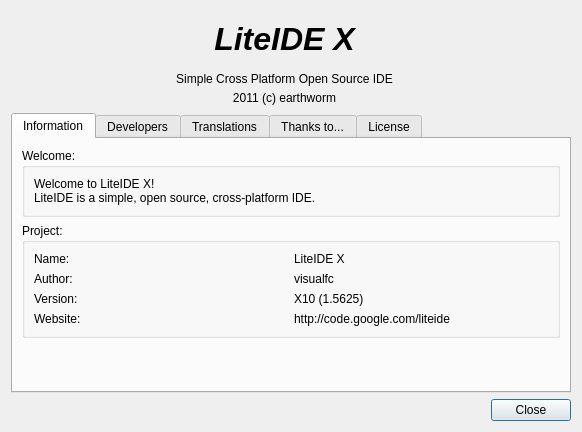
Above: liteidex/src/liteapp/aboutdialog.ui from seanxyh/liteide before the change. Below: the same form after it.
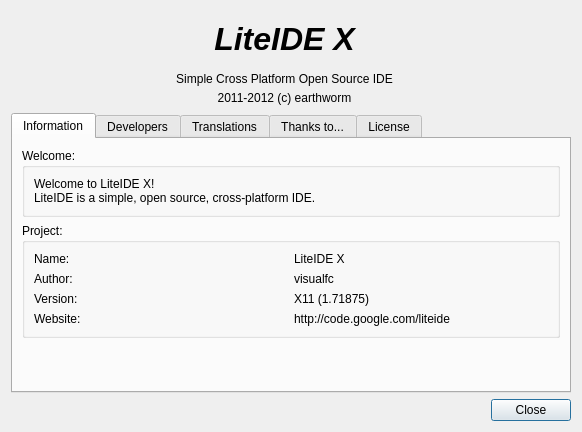
That is the form after the change. Icons and pictures are not drawn.

```diff
--- a/liteidex/src/liteapp/aboutdialog.ui
+++ b/liteidex/src/liteapp/aboutdialog.ui
@@ -67,7 +67,7 @@
        <item>
         <widget class="QLabel" name="label_9">
          <property name="text">
-          <string notr="true">2011 (c) earthworm</string>
+          <string notr="true">2011-2012 (c) earthworm</string>
          </property>
          <property name="alignment">
           <set>Qt::AlignCenter</set>
@@ -249,7 +249,7 @@
           <item row="2" column="1">
            <widget class="QLabel" name="label_16">
             <property name="text">
-             <string notr="true">X10 (1.5625)</string>
+             <string notr="true">X11 (1.71875)</string>
             </property>
            </widget>
           </item>
```
Left out of the diff: 2 changed lines with no effect on the pictures.
